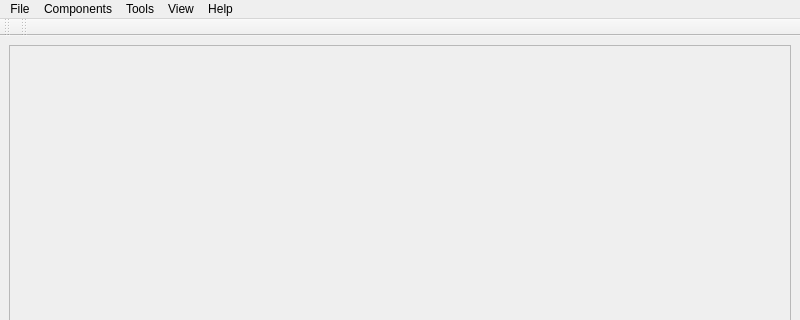
First picture: the form in mainwindow.ui, repository kernel1024/exsim, before the edit; both pictures show x 0 to 800 and y 0 to 320 of the 800 by 600 pixel window.
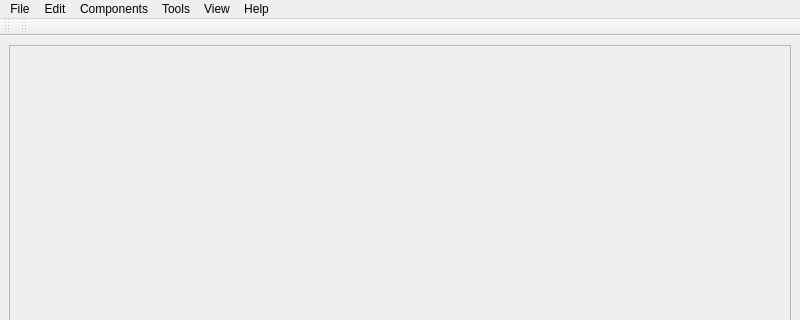
Second picture: the form after the edit. Icons and pictures are not drawn.

Patch:
```diff
--- a/mainwindow.ui
+++ b/mainwindow.ui
@@ -102,7 +102,18 @@
     </property>
     <addaction name="actionCompact_layout"/>
    </widget>
+   <widget class="QMenu" name="menuEdit">
+    <property name="title">
+     <string>Edit</string>
+    </property>
+    <addaction name="actionCut"/>
+    <addaction name="actionCopy"/>
+    <addaction name="actionPaste"/>
+    <addaction name="separator"/>
+    <addaction name="actionDelete"/>
+   </widget>
    <addaction name="menuFile"/>
+   <addaction name="menuEdit"/>
    <addaction name="menuComponents"/>
    <addaction name="menuTools"/>
    <addaction name="menuView"/>
```
Left out of the diff: 53 changed lines with no effect on the pictures.
